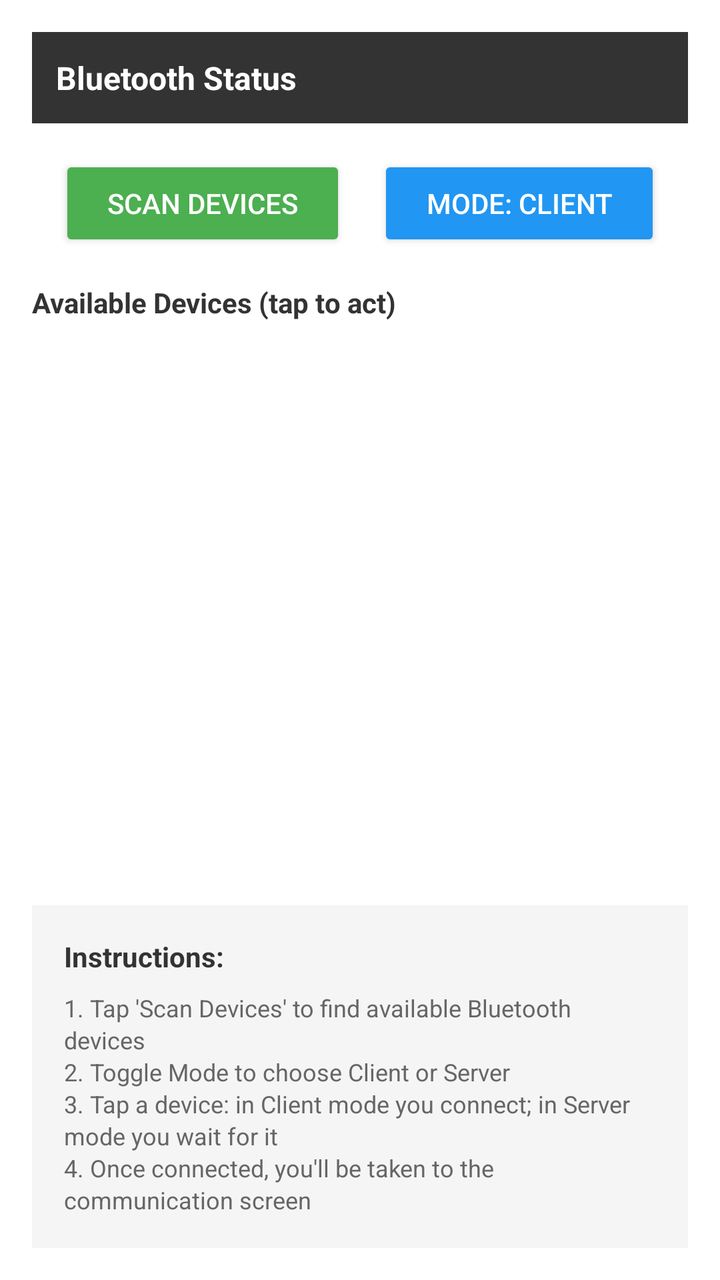
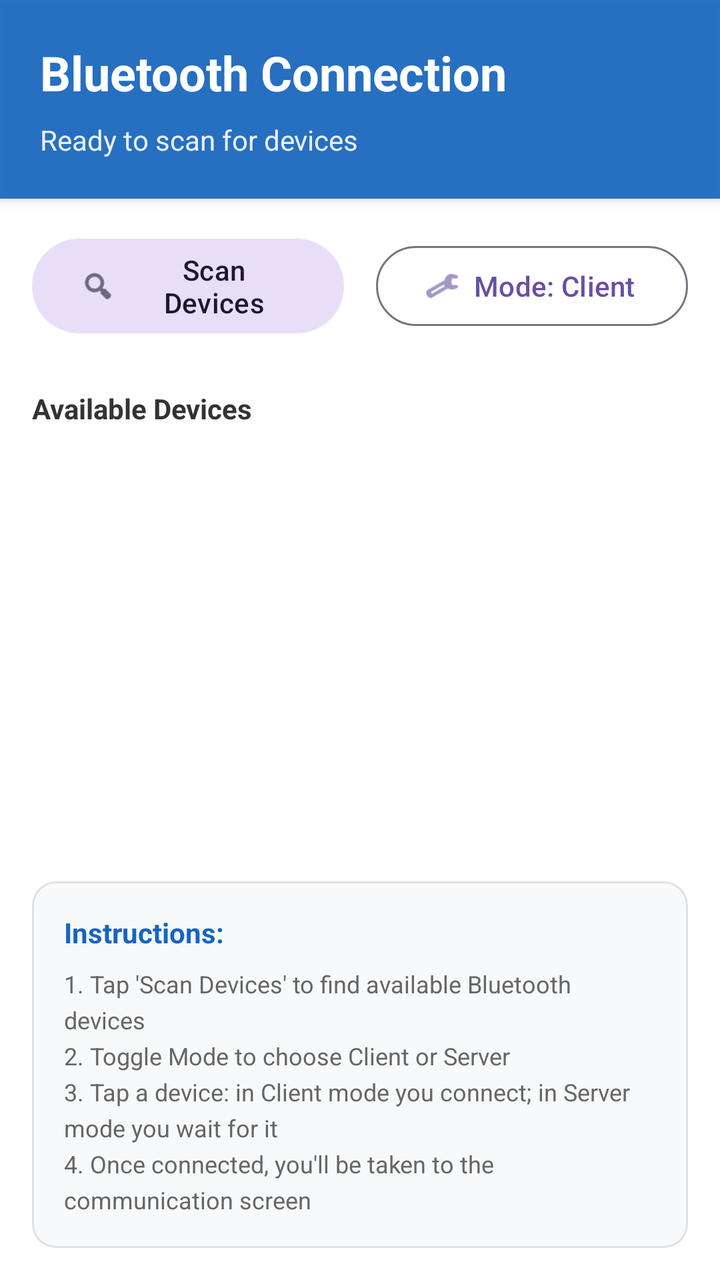

Screens rendered from an Android XML layout before and after an edit, with the pre-edit source and the edit as a unified diff.
<!-- AndroidManifest.xml: application theme Theme.MDP -->
<!-- res/layout/activity_bluetooth.xml -->
<?xml version="1.0" encoding="utf-8"?>
<LinearLayout xmlns:android="http://schemas.android.com/apk/res/android"
    xmlns:tools="http://schemas.android.com/tools"
    android:layout_width="match_parent"
    android:layout_height="match_parent"
    android:orientation="vertical"
    android:padding="16dp"
    android:background="@android:color/white"
    tools:context=".activities.BluetoothActivity">

    <TextView
        android:id="@+id/statusText"
        android:layout_width="match_parent"
        android:layout_height="wrap_content"
        android:layout_marginBottom="16dp"
        android:background="#333333"
        android:padding="12dp"
        android:text="Bluetooth Status"
        android:textColor="@android:color/white"
        android:textSize="16sp"
        android:textStyle="bold" />

    <LinearLayout
        android:layout_width="match_parent"
        android:layout_height="wrap_content"
        android:layout_marginBottom="16dp"
        android:orientation="horizontal"
        android:gravity="center">

        <Button
            android:id="@+id/scanButton"
            android:layout_width="wrap_content"
            android:layout_height="wrap_content"
            android:text="@string/scan_devices"
            android:backgroundTint="#4CAF50"
            android:textColor="@android:color/white"
            android:paddingLeft="24dp"
            android:paddingRight="24dp"
            android:paddingTop="12dp"
            android:paddingBottom="12dp" />

        <Button
            android:id="@+id/modeToggleButton"
            android:layout_width="wrap_content"
            android:layout_height="wrap_content"
            android:layout_marginStart="16dp"
            android:text="Mode: Client"
            android:backgroundTint="#2196F3"
            android:textColor="@android:color/white"
            android:paddingLeft="24dp"
            android:paddingRight="24dp"
            android:paddingTop="12dp"
            android:paddingBottom="12dp" />

    </LinearLayout>

    <TextView
        android:id="@+id/deviceListHeader"
        android:layout_width="match_parent"
        android:layout_height="wrap_content"
        android:layout_marginBottom="8dp"
        android:text="Available Devices (tap to act)"
        android:textSize="14sp"
        android:textStyle="bold"
        android:textColor="#333333" />

    <ListView
        android:id="@+id/devicesList"
        android:layout_width="match_parent"
        android:layout_height="0dp"
        android:layout_weight="1"
        android:divider="#CCCCCC"
        android:dividerHeight="1dp"
        android:background="@android:color/white" />

    
    <LinearLayout
        android:layout_width="match_parent"
        android:layout_height="wrap_content"
        android:layout_marginTop="16dp"
        android:orientation="vertical"
        android:background="#F5F5F5"
        android:padding="16dp">

        <TextView
            android:layout_width="match_parent"
            android:layout_height="wrap_content"
            android:text="@string/instructions"
            android:textSize="14sp"
            android:textStyle="bold"
            android:textColor="#333333"
            android:layout_marginBottom="8dp" />

        <TextView
            android:layout_width="match_parent"
            android:layout_height="wrap_content"
            android:text="1. Tap 'Scan Devices' to find available Bluetooth devices\n2. Toggle Mode to choose Client or Server\n3. Tap a device: in Client mode you connect; in Server mode you wait for it\n4. Once connected, you'll be taken to the communication screen"
            android:textSize="12sp"
            android:textColor="#666666"
            android:lineSpacingExtra="2dp" />

    </LinearLayout>

</LinearLayout>
<!-- resources referenced by this layout -->
<resources>
  <string name="instructions">Instructions:</string>
  <string name="scan_devices">Scan Devices</string>
  <style name="Theme.MDP" parent="Base.Theme.MDP" />
  <style name="Base.Theme.MDP" parent="Theme.Material3.DayNight.NoActionBar">
          
          
      </style>
</resources>

<!-- the commit's change to res/layout/activity_bluetooth.xml (unified diff, before → after) -->
@@ -1,104 +1,135 @@
 <?xml version="1.0" encoding="utf-8"?>
-<LinearLayout xmlns:android="http://schemas.android.com/apk/res/android"
+<androidx.constraintlayout.widget.ConstraintLayout xmlns:android="http://schemas.android.com/apk/res/android"
+    xmlns:app="http://schemas.android.com/apk/res-auto"
     xmlns:tools="http://schemas.android.com/tools"
     android:layout_width="match_parent"
     android:layout_height="match_parent"
-    android:orientation="vertical"
-    android:padding="16dp"
     android:background="@android:color/white"
     tools:context=".activities.BluetoothActivity">
 
-    <TextView
-        android:id="@+id/statusText"
+    
+    <LinearLayout
+        android:id="@+id/headerLayout"
         android:layout_width="match_parent"
         android:layout_height="wrap_content"
-        android:layout_marginBottom="16dp"
-        android:background="#333333"
-        android:padding="12dp"
-        android:text="Bluetooth Status"
-        android:textColor="@android:color/white"
-        android:textSize="16sp"
-        android:textStyle="bold" />
+        android:background="#E61565C0"
+        android:elevation="4dp"
+        android:orientation="vertical"
+        android:padding="20dp"
+        app:layout_constraintTop_toTopOf="parent">
 
+        <TextView
+            android:layout_width="wrap_content"
+            android:layout_height="wrap_content"
+            android:text="Bluetooth Connection"
+            android:textColor="@android:color/white"
+            android:textSize="24sp"
+            android:textStyle="bold" />
+
+        <TextView
+            android:id="@+id/statusText"
+            android:layout_width="match_parent"
+            android:layout_height="wrap_content"
+            android:layout_marginTop="8dp"
+            android:alpha="0.9"
+            android:text="Ready to scan for devices"
+            android:textColor="@android:color/white"
+            android:textSize="14sp" />
+    </LinearLayout>
+
+    
     <LinearLayout
+        android:id="@+id/controlsLayout"
         android:layout_width="match_parent"
         android:layout_height="wrap_content"
-        android:layout_marginBottom="16dp"
+        android:gravity="center"
         android:orientation="horizontal"
-        android:gravity="center">
+        android:padding="16dp"
+        app:layout_constraintTop_toBottomOf="@id/headerLayout">
 
-        <Button
+        <com.google.android.material.button.MaterialButton
             android:id="@+id/scanButton"
-            android:layout_width="wrap_content"
+            style="@style/Widget.Material3.Button.TonalButton"
+            android:layout_width="0dp"
             android:layout_height="wrap_content"
+            android:layout_weight="1"
+            android:layout_marginEnd="8dp"
             android:text="@string/scan_devices"
-            android:backgroundTint="#4CAF50"
-            android:textColor="@android:color/white"
-            android:paddingLeft="24dp"
-            android:paddingRight="24dp"
-            android:paddingTop="12dp"
-            android:paddingBottom="12dp" />
+            app:icon="@android:drawable/ic_menu_search" />
 
-        <Button
+        <com.google.android.material.button.MaterialButton
             android:id="@+id/modeToggleButton"
-            android:layout_width="wrap_content"
+            style="@style/Widget.Material3.Button.OutlinedButton"
+            android:layout_width="0dp"
             android:layout_height="wrap_content"
-            android:layout_marginStart="16dp"
+            android:layout_weight="1"
+            android:layout_marginStart="8dp"
             android:text="Mode: Client"
-            android:backgroundTint="#2196F3"
-            android:textColor="@android:color/white"
-            android:paddingLeft="24dp"
-            android:paddingRight="24dp"
-            android:paddingTop="12dp"
-            android:paddingBottom="12dp" />
-
+            app:icon="@android:drawable/ic_menu_preferences" />
     </LinearLayout>
 
+    
     <TextView
         android:id="@+id/deviceListHeader"
-        android:layout_width="match_parent"
+        android:layout_width="wrap_content"
         android:layout_height="wrap_content"
-        android:layout_marginBottom="8dp"
-        android:text="Available Devices (tap to act)"
+        android:layout_marginStart="16dp"
+        android:layout_marginTop="8dp"
+        android:text="Available Devices"
+        android:textColor="#333333"
         android:textSize="14sp"
         android:textStyle="bold"
-        android:textColor="#333333" />
+        app:layout_constraintStart_toStartOf="parent"
+        app:layout_constraintTop_toBottomOf="@id/controlsLayout" />
 
     <ListView
         android:id="@+id/devicesList"
         android:layout_width="match_parent"
         android:layout_height="0dp"
-        android:layout_weight="1"
-        android:divider="#CCCCCC"
-        android:dividerHeight="1dp"
-        android:background="@android:color/white" />
+        android:layout_marginTop="8dp"
+        android:clipToPadding="false"
+        android:divider="@android:color/transparent"
+        android:dividerHeight="8dp"
+        android:padding="16dp"
+        app:layout_constraintBottom_toTopOf="@id/instructionsCard"
+        app:layout_constraintTop_toBottomOf="@id/deviceListHeader" />
 
     
-    <LinearLayout
+    <com.google.android.material.card.MaterialCardView
+        android:id="@+id/instructionsCard"
         android:layout_width="match_parent"
         android:layout_height="wrap_content"
-        android:layout_marginTop="16dp"
-        android:orientation="vertical"
-        android:background="#F5F5F5"
-        android:padding="16dp">
+        android:layout_margin="16dp"
+        app:cardBackgroundColor="#F8F9FA"
+        app:cardCornerRadius="12dp"
+        app:cardElevation="0dp"
+        app:layout_constraintBottom_toBottomOf="parent"
+        app:strokeColor="#E0E0E0"
+        app:strokeWidth="1dp">
 
-        <TextView
+        <LinearLayout
             android:layout_width="match_parent"
             android:layout_height="wrap_content"
-            android:text="@string/instructions"
-            android:textSize="14sp"
-            android:textStyle="bold"
-            android:textColor="#333333"
-            android:layout_marginBottom="8dp" />
+            android:orientation="vertical"
+            android:padding="16dp">
 
-        <TextView
-            android:layout_width="match_parent"
-            android:layout_height="wrap_content"
-            android:text="1. Tap 'Scan Devices' to find available Bluetooth devices\n2. Toggle Mode to choose Client or Server\n3. Tap a device: in Client mode you connect; in Server mode you wait for it\n4. Once connected, you'll be taken to the communication screen"
-            android:textSize="12sp"
-            android:textColor="#666666"
-            android:lineSpacingExtra="2dp" />
+            <TextView
+                android:layout_width="wrap_content"
+                android:layout_height="wrap_content"
+                android:text="@string/instructions"
+                android:textColor="#1565C0"
+                android:textSize="14sp"
+                android:textStyle="bold" />
 
-    </LinearLayout>
+            <TextView
+                android:layout_width="match_parent"
+                android:layout_height="wrap_content"
+                android:layout_marginTop="8dp"
+                android:lineSpacingExtra="4dp"
+                android:text="1. Tap 'Scan Devices' to find available Bluetooth devices\n2. Toggle Mode to choose Client or Server\n3. Tap a device: in Client mode you connect; in Server mode you wait for it\n4. Once connected, you'll be taken to the communication screen"
+                android:textColor="#666666"
+                android:textSize="12sp" />
+        </LinearLayout>
+    </com.google.android.material.card.MaterialCardView>
 
-</LinearLayout>
+</androidx.constraintlayout.widget.ConstraintLayout>
